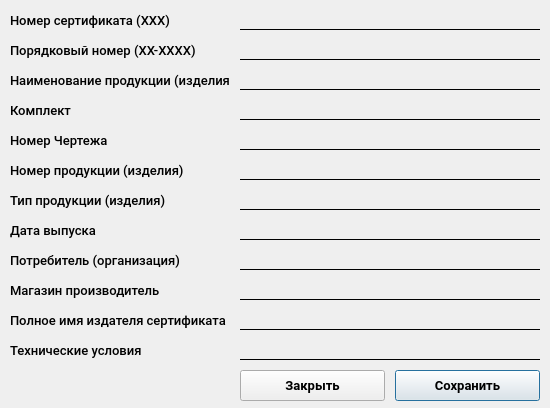
Old version of the form static/ui/certificate.ui in the repository AlexandrVino/CyberSchool.
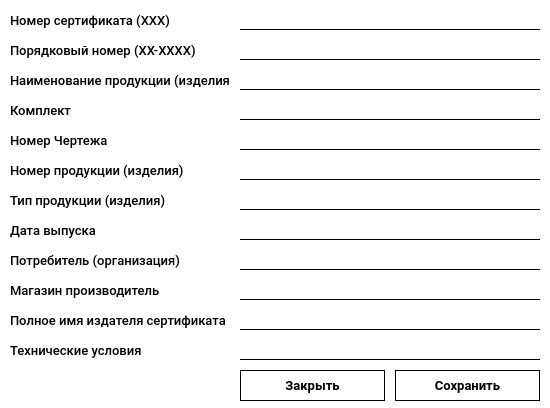
New version of the form.

Commit message: set search_table widget to main

```diff
--- a/static/ui/certificate.ui
+++ b/static/ui/certificate.ui
@@ -13,6 +13,9 @@
   <property name="windowTitle">
    <string>Dialog</string>
   </property>
+  <property name="styleSheet">
+   <string notr="true">background-color: #fff;</string>
+  </property>
   <widget class="QLineEdit" name="number_certificate">
    <property name="geometry">
     <rect>
@@ -582,6 +585,10 @@
      <bold>true</bold>
     </font>
    </property>
+   <property name="styleSheet">
+    <string notr="true">border: 1px solid #000;
+</string>
+   </property>
    <property name="text">
     <string>Сохранить</string>
    </property>
@@ -603,6 +610,10 @@
      <bold>true</bold>
     </font>
    </property>
+   <property name="styleSheet">
+    <string notr="true">border: 1px solid #000;
+</string>
+   </property>
    <property name="text">
     <string>Закрыть</string>
    </property>
```
The commit also changes 6 other files.
